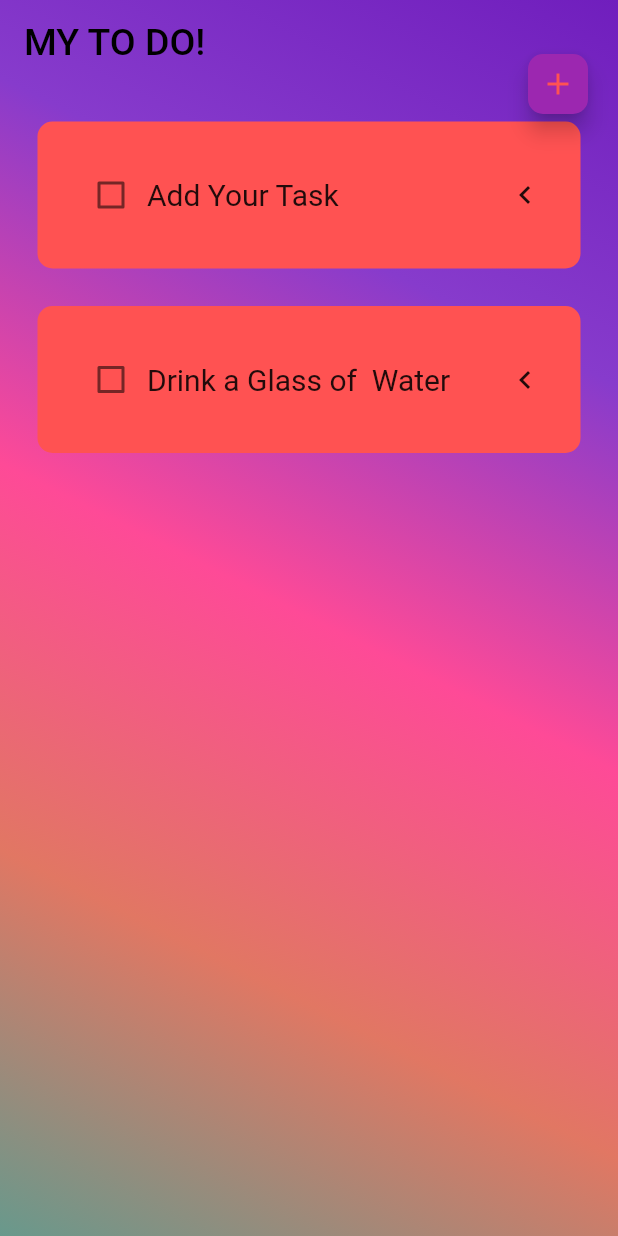
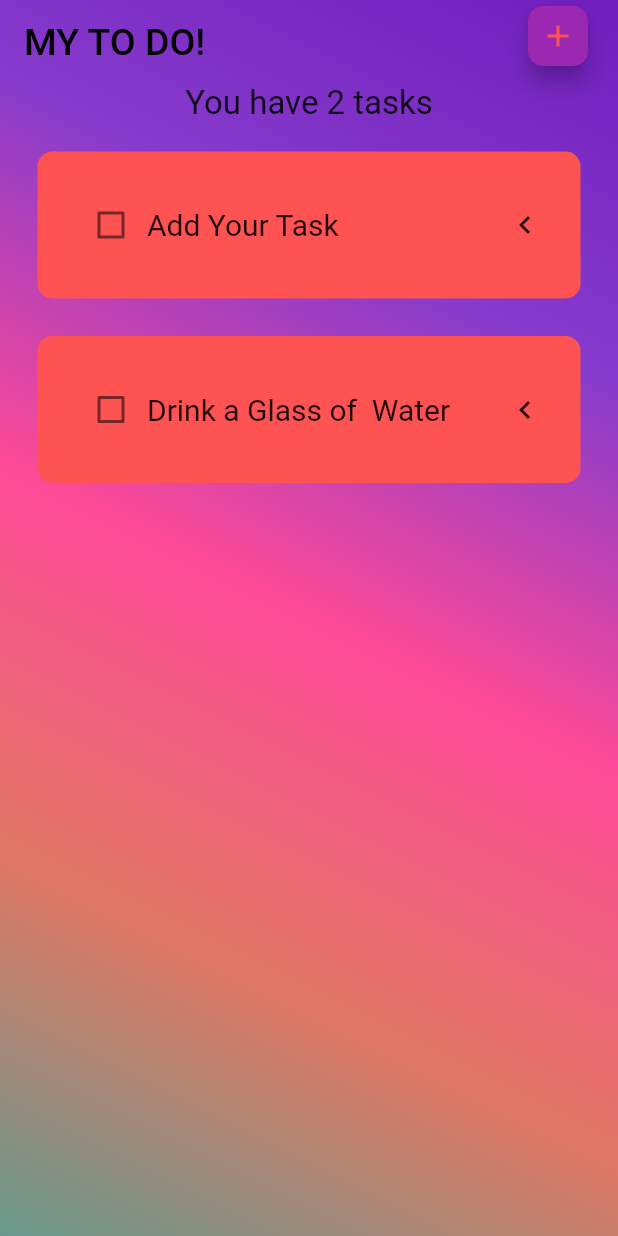
Before and after one commit to safakozdemir/To-do-App, a Flutter app: the screen it shows after launch, on a phone screen of 412 x 824 dp. Run offline on Flutter 3.47's test engine with Material 2 defaults, Android fonts, the phone set to English and light mode, and no system bars; drawn by our look-alikes of flutter_slidable; our stand-ins replace hive_flutter; accounts and stored records are empty.

Commit message:
appbar widget changed to sliverappbar

```diff
--- a/lib/to_do_page.dart
+++ b/lib/to_do_page.dart
@@ -70,12 +70,6 @@ class _TodoPageState extends State<TodoPage> {
     return Scaffold(
         extendBodyBehindAppBar: true,
         floatingActionButtonLocation: FloatingActionButtonLocation.endTop,
-        appBar: AppBar(
-          backgroundColor: Colors.transparent,
-          title: const Text('MY TO DO!',
-              style: TextStyle(color: Colors.black, fontSize: 25)),
-          elevation: 0,
-        ),
         body: Container(
           decoration: const BoxDecoration(
             gradient: LinearGradient(colors: [
@@ -86,16 +80,36 @@ class _TodoPageState extends State<TodoPage> {
               Color(0xFF68998c),
             ], begin: Alignment.topRight, end: Alignment.bottomLeft),
           ),
-          child: ListView.builder(
-            itemCount: tdDb.todoList.length,
-            itemBuilder: (context, index) {
-              return ToDoTile(
-                taskName: tdDb.todoList[index][0],
-                checked: tdDb.todoList[index][1],
-                onChanged: (value) => checkBoxStateChanged(value, index),
-                deleteFunction: (context) => deleteTask(index),
-              );
-            },
+          child: CustomScrollView(
+            slivers: <Widget>[
+              const SliverAppBar(
+                title: Text('MY TO DO!',
+                    style: TextStyle(color: Colors.black, fontSize: 25)),
+                backgroundColor: Colors.transparent,
+              ),
+              SliverToBoxAdapter(
+                child: SizedBox(
+                    height: 20,
+                    child: Center(
+                        child: Text(
+                      'You have ${tdDb.todoList.length} tasks',
+                      style: const TextStyle(fontSize: 22),
+                    ))),
+              ),
+              SliverList(
+                delegate: SliverChildBuilderDelegate(
+                  (BuildContext context, int index) {
+                    return ToDoTile(
+                        taskName: tdDb.todoList[index][0],
+                        checked: tdDb.todoList[index][1],
+                        onChanged: (value) =>
+                            checkBoxStateChanged(value, index),
+                        deleteFunction: (context) => deleteTask(index));
+                  },
+                  childCount: tdDb.todoList.length,
+                ),
+              ),
+            ],
           ),
         ),
         floatingActionButton: FloatingActionButton(
```
